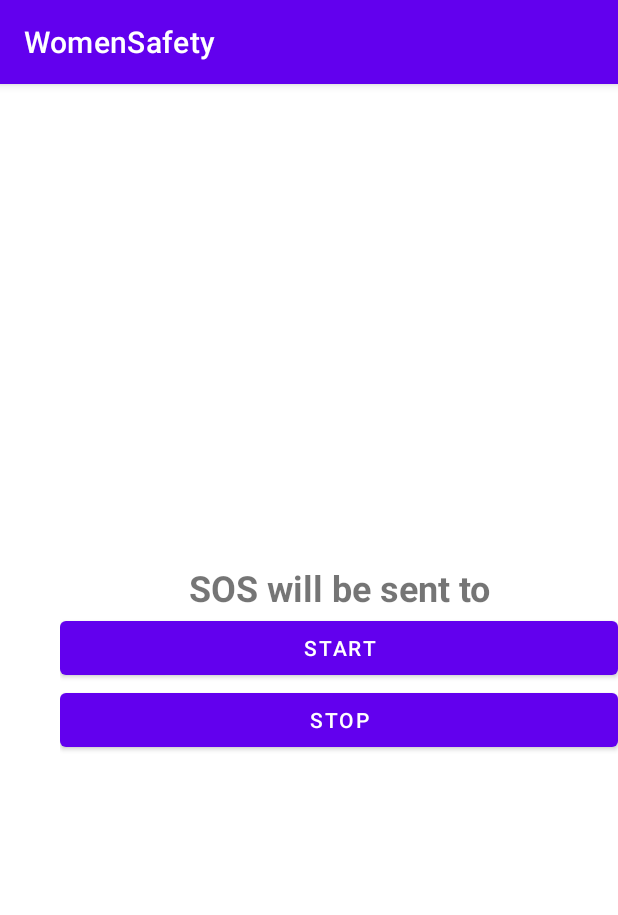
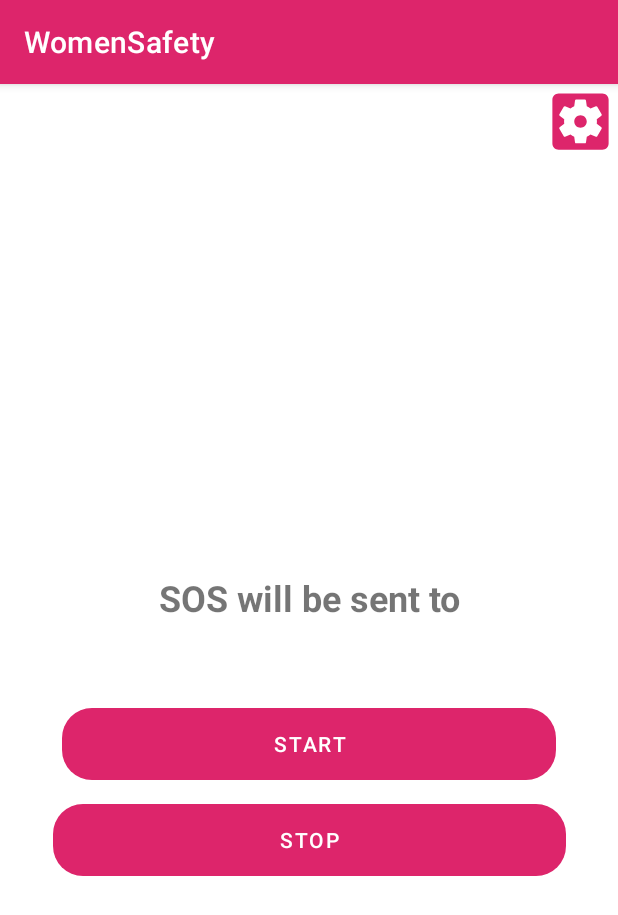
Before and after one commit to ganeshp511/women-safety-app, an Android app: the MainActivity screen opened directly, with no data from a screen before it, on a phone screen of 412 x 824 dp. Shown: the top 915 px of the screen. Run offline under Robolectric (Android 15) with nearby library versions, the phone set to English and light mode, and no system bars.

Commit message:
UI changes done

```diff
--- /dev/null
+++ b/WomenSafety/app/src/main/res/drawable/button_shape.xml
@@ -0,0 +1,4 @@
+<?xml version="1.0" encoding="utf-8"?>
+<shape xmlns:android="http://schemas.android.com/apk/res/android">
+<corners android:radius="20dp"/>
+</shape>
--- /dev/null
+++ b/WomenSafety/app/src/main/res/drawable/menu.xml
@@ -0,0 +1,5 @@
+<vector android:height="30dp" android:tint="#DD256B"
+    android:viewportHeight="24" android:viewportWidth="24"
+    android:width="30dp" xmlns:android="http://schemas.android.com/apk/res/android">
+    <path android:fillColor="@android:color/white" android:pathData="M12,10c-1.1,0 -2,0.9 -2,2s0.9,2 2,2 2,-0.9 2,-2 -0.9,-2 -2,-2zM19,3L5,3c-1.11,0 -2,0.9 -2,2v14c0,1.1 0.89,2 2,2h14c1.11,0 2,-0.9 2,-2L21,5c0,-1.1 -0.89,-2 -2,-2zM17.25,12c0,0.23 -0.02,0.46 -0.05,0.68l1.48,1.16c0.13,0.11 0.17,0.3 0.08,0.45l-1.4,2.42c-0.09,0.15 -0.27,0.21 -0.43,0.15l-1.74,-0.7c-0.36,0.28 -0.76,0.51 -1.18,0.69l-0.26,1.85c-0.03,0.17 -0.18,0.3 -0.35,0.3h-2.8c-0.17,0 -0.32,-0.13 -0.35,-0.29l-0.26,-1.85c-0.43,-0.18 -0.82,-0.41 -1.18,-0.69l-1.74,0.7c-0.16,0.06 -0.34,0 -0.43,-0.15l-1.4,-2.42c-0.09,-0.15 -0.05,-0.34 0.08,-0.45l1.48,-1.16c-0.03,-0.23 -0.05,-0.46 -0.05,-0.69 0,-0.23 0.02,-0.46 0.05,-0.68l-1.48,-1.16c-0.13,-0.11 -0.17,-0.3 -0.08,-0.45l1.4,-2.42c0.09,-0.15 0.27,-0.21 0.43,-0.15l1.74,0.7c0.36,-0.28 0.76,-0.51 1.18,-0.69l0.26,-1.85c0.03,-0.17 0.18,-0.3 0.35,-0.3h2.8c0.17,0 0.32,0.13 0.35,0.29l0.26,1.85c0.43,0.18 0.82,0.41 1.18,0.69l1.74,-0.7c0.16,-0.06 0.34,0 0.43,0.15l1.4,2.42c0.09,0.15 0.05,0.34 -0.08,0.45l-1.48,1.16c0.03,0.23 0.05,0.46 0.05,0.69z"/>
+</vector>
--- /dev/null
+++ b/WomenSafety/app/src/main/res/drawable/menu_icon.xml
@@ -0,0 +1,5 @@
+<vector android:height="24dp" android:tint="#DD256B"
+    android:viewportHeight="24" android:viewportWidth="24"
+    android:width="24dp" xmlns:android="http://schemas.android.com/apk/res/android">
+    <path android:fillColor="@android:color/white" android:pathData="M3,18h18v-2L3,16v2zM3,13h18v-2L3,11v2zM3,6v2h18L21,6L3,6z"/>
+</vector>
--- a/WomenSafety/app/src/main/res/layout/activity_main.xml
+++ b/WomenSafety/app/src/main/res/layout/activity_main.xml
@@ -1,47 +1,79 @@
 <?xml version="1.0" encoding="utf-8"?>
-<LinearLayout xmlns:android="http://schemas.android.com/apk/res/android"
+<androidx.constraintlayout.widget.ConstraintLayout xmlns:android="http://schemas.android.com/apk/res/android"
+
     xmlns:app="http://schemas.android.com/apk/res-auto"
     xmlns:tools="http://schemas.android.com/tools"
+    android:id="@+id/linearLayout"
     android:layout_width="match_parent"
-    android:layout_height="match_parent"
-    tools:context=".MainActivity">
-    <View
-        android:layout_width="40dp"
-        android:layout_height="40dp"
+    android:layout_height="match_parent">
+
+
+    <ImageView
+        android:id="@+id/imageView"
+        android:layout_width="50dp"
+        android:layout_height="50dp"
         android:onClick="PopupMenu"
-        android:clickable="true"
-        android:focusable="true"
+        android:src="@drawable/menu"
 
-        />
-
-    <LinearLayout
-        android:layout_width="match_parent"
-        android:layout_height="match_parent"
-        android:gravity="center"
-        android:orientation="vertical">
-
+        app:layout_constraintEnd_toEndOf="parent" />
 
     <TextView
         android:id="@+id/sosTextView"
-            android:layout_width="match_parent"
+        android:layout_width="411dp"
         android:layout_height="wrap_content"
+        android:layout_marginStart="40dp"
+        android:layout_marginEnd="40dp"
+        android:layout_marginBottom="20dp"
         android:gravity="center"
         android:text="SOS will be sent to"
         android:textSize="24sp"
-            android:textStyle="bold" />
+        android:textStyle="bold"
+        app:layout_constraintBottom_toTopOf="@+id/button2"
+        app:layout_constraintEnd_toEndOf="parent"
+        app:layout_constraintStart_toStartOf="parent"
+        app:layout_constraintTop_toBottomOf="@+id/imageView"
+        app:layout_constraintVertical_bias="0.88" />
 
     <Button
         android:id="@+id/button2"
-            android:layout_width="match_parent"
+        android:layout_width="329dp"
         android:layout_height="wrap_content"
+        android:layout_marginStart="40dp"
+        android:layout_marginEnd="40dp"
+        android:layout_marginBottom="16dp"
+        android:background="@drawable/button_shape"
         android:onClick="startService"
-            android:text="Start" />
+        android:text="Start"
+        app:layout_constraintBottom_toTopOf="@+id/button3"
+        app:layout_constraintEnd_toEndOf="parent"
+        app:layout_constraintStart_toStartOf="parent" />
 
     <Button
         android:id="@+id/button3"
+        android:layout_width="342dp"
+        android:layout_height="wrap_content"
+        android:layout_marginStart="40dp"
+        android:layout_marginEnd="40dp"
+        android:layout_marginBottom="240dp"
+        android:background="@drawable/button_shape"
+        android:onClick="stopService"
+        android:text="Stop"
+        app:layout_constraintBottom_toBottomOf="parent"
+        app:layout_constraintEnd_toEndOf="parent"
+        app:layout_constraintStart_toStartOf="parent" />
+
+    <androidx.constraintlayout.widget.Guideline
+        android:id="@+id/guideline2"
         android:layout_width="match_parent"
         android:layout_height="wrap_content"
-            android:onClick="stopService"
-            android:text="Stop" />
-    </LinearLayout>
-</LinearLayout>
+        android:orientation="vertical"
+        app:layout_constraintGuide_begin="20dp" />
+
+    <androidx.constraintlayout.widget.Guideline
+        android:id="@+id/guideline2"
+        android:layout_width="match_parent"
+        android:layout_height="wrap_content"
+        android:orientation="vertical"
+        app:layout_constraintGuide_end="20dp" />
+
+</androidx.constraintlayout.widget.ConstraintLayout>
--- a/WomenSafety/app/src/main/res/layout/activity_register_no.xml
+++ b/WomenSafety/app/src/main/res/layout/activity_register_no.xml
@@ -25,6 +25,7 @@
 
         <EditText
             android:id="@+id/phoneNo"
+            android:text="Enter Number :"
             android:layout_width="match_parent"
             android:layout_height="wrap_content"
             android:layout_marginTop="10dp"
@@ -37,6 +38,7 @@
             android:layout_width="match_parent"
             android:layout_height="wrap_content"
             android:onClick="saveNo"
+            android:background="@drawable/button_shape"
             android:text="Finish" />
     </LinearLayout>
 </androidx.constraintlayout.widget.ConstraintLayout>
--- a/WomenSafety/app/src/main/res/values/colors.xml
+++ b/WomenSafety/app/src/main/res/values/colors.xml
@@ -7,4 +7,5 @@
     <color name="teal_700">#FF018786</color>
     <color name="black">#FF000000</color>
     <color name="white">#FFFFFFFF</color>
+    <color name="pink">#DD256B</color>
 </resources>
--- a/WomenSafety/app/src/main/res/values/themes.xml
+++ b/WomenSafety/app/src/main/res/values/themes.xml
@@ -2,8 +2,8 @@
     <!-- Base application theme. -->
     <style name="Theme.WomenSafety" parent="Theme.MaterialComponents.DayNight.DarkActionBar">
         <!-- Primary brand color. -->
-        <item name="colorPrimary">@color/purple_500</item>
-        <item name="colorPrimaryVariant">@color/purple_700</item>
+        <item name="colorPrimary">@color/pink</item>
+        <item name="colorPrimaryVariant">@color/pink</item>
         <item name="colorOnPrimary">@color/white</item>
         <!-- Secondary brand color. -->
         <item name="colorSecondary">@color/teal_200</item>
```
Lines whose indentation alone changed are shown as unchanged.
